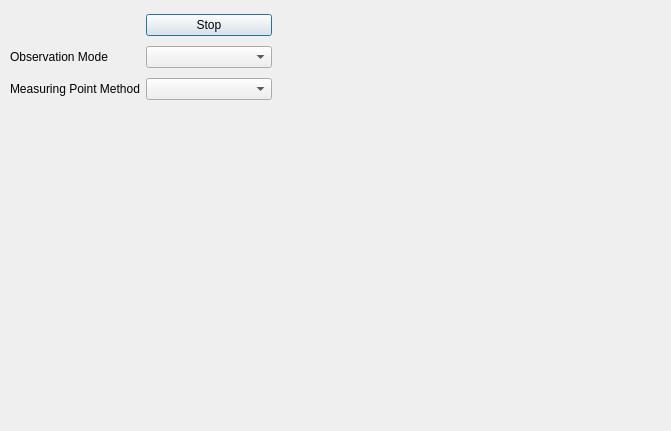
Before: the Qt Designer form iqplot.ui in stahir/updatedvb, drawn with Qt 5.
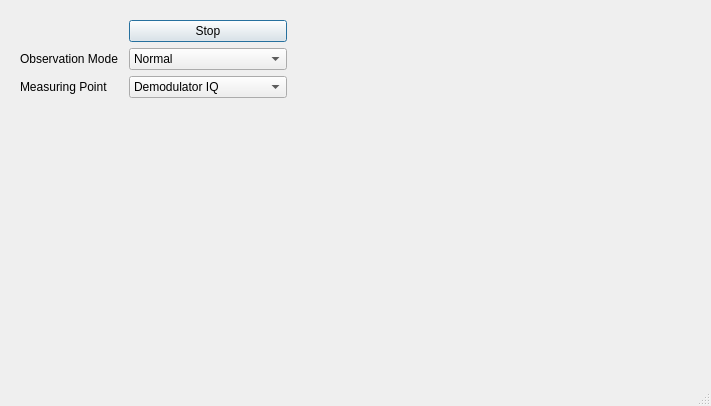
After: the same form once the commit is applied. Custom widgets are drawn as their Qt base class.

Commit message: implement new spectrumscan and iqplot methods, mainwindow, tuning, and iqplot windows are resizable now

Patch:
```diff
--- a/iqplot.ui
+++ b/iqplot.ui
@@ -6,57 +6,40 @@
    <rect>
     <x>0</x>
     <y>0</y>
-    <width>671</width>
-    <height>431</height>
+    <width>711</width>
+    <height>404</height>
    </rect>
   </property>
   <property name="windowTitle">
    <string>Dialog</string>
   </property>
-  <widget class="QwtPlot" name="qwtPlot">
-   <property name="geometry">
-    <rect>
-     <x>280</x>
-     <y>10</y>
-     <width>384</width>
-     <height>384</height>
-    </rect>
-   </property>
+  <property name="sizeGripEnabled">
+   <bool>true</bool>
+  </property>
+  <layout class="QGridLayout" name="gridLayout_2">
+   <item row="0" column="0">
+    <layout class="QHBoxLayout" name="horizontalLayout">
+     <item>
+      <widget class="QWidget" name="gridWidget" native="true">
    <property name="sizePolicy">
-    <sizepolicy hsizetype="Fixed" vsizetype="Fixed">
+        <sizepolicy hsizetype="Fixed" vsizetype="Preferred">
      <horstretch>0</horstretch>
      <verstretch>0</verstretch>
     </sizepolicy>
    </property>
    <property name="minimumSize">
     <size>
-     <width>256</width>
-     <height>256</height>
-    </size>
-   </property>
-   <property name="baseSize">
+         <width>285</width>
+         <height>0</height>
+        </size>
+       </property>
+       <property name="maximumSize">
     <size>
-     <width>100</width>
-     <height>100</height>
-    </size>
-   </property>
-  </widget>
-  <widget class="QWidget" name="gridLayoutWidget">
-   <property name="geometry">
-    <rect>
-     <x>10</x>
-     <y>10</y>
-     <width>262</width>
-     <height>95</height>
-    </rect>
+         <width>285</width>
+         <height>16777215</height>
+        </size>
    </property>
    <layout class="QGridLayout" name="gridLayout">
-    <item row="1" column="1">
-     <widget class="QComboBox" name="comboBox_mode"/>
-    </item>
-    <item row="2" column="1">
-     <widget class="QComboBox" name="comboBox_method"/>
-    </item>
     <item row="0" column="1">
      <widget class="QPushButton" name="pushButton_onoff">
       <property name="text">
@@ -64,10 +47,59 @@
       </property>
      </widget>
     </item>
+        <item row="2" column="1">
+         <widget class="QComboBox" name="comboBox_point">
+          <item>
+           <property name="text">
+            <string>Demodulator IQ</string>
+           </property>
+          </item>
+          <item>
+           <property name="text">
+            <string>Equaliser</string>
+           </property>
+          </item>
+          <item>
+           <property name="text">
+            <string>Derotator 2</string>
+           </property>
+          </item>
+          <item>
+           <property name="text">
+            <string>Symbols+Inter Symbols</string>
+           </property>
+          </item>
+          <item>
+           <property name="text">
+            <string>Symbols</string>
+           </property>
+          </item>
+          <item>
+           <property name="text">
+            <string>Inter Symbols</string>
+           </property>
+          </item>
+          <item>
+           <property name="text">
+            <string>Derotator 1</string>
+           </property>
+          </item>
+          <item>
+           <property name="text">
+            <string>IQ Mismatches</string>
+           </property>
+          </item>
+          <item>
+           <property name="text">
+            <string>Demodulation Input</string>
+           </property>
+          </item>
+         </widget>
+        </item>
     <item row="2" column="0">
      <widget class="QLabel" name="label_2">
       <property name="text">
-       <string>Measuring Point Method</string>
+           <string>Measuring Point</string>
       </property>
      </widget>
     </item>
@@ -78,12 +110,71 @@
       </property>
      </widget>
     </item>
-   </layout>
-  </widget>
-  <zorder>qwtPlot</zorder>
-  <zorder>gridLayoutWidget</zorder>
-  <zorder>label</zorder>
-  <zorder>label_2</zorder>
+        <item row="1" column="1">
+         <widget class="QComboBox" name="comboBox_mode">
+          <item>
+           <property name="text">
+            <string>Normal</string>
+           </property>
+          </item>
+          <item>
+           <property name="text">
+            <string>Inverse</string>
+           </property>
+          </item>
+          <item>
+           <property name="text">
+            <string>Superpose</string>
+           </property>
+          </item>
+          <item>
+           <property name="text">
+            <string>Staggered Superpose</string>
+           </property>
+          </item>
+         </widget>
+        </item>
+        <item row="3" column="0">
+         <spacer name="verticalSpacer">
+          <property name="orientation">
+           <enum>Qt::Vertical</enum>
+          </property>
+          <property name="sizeHint" stdset="0">
+           <size>
+            <width>20</width>
+            <height>40</height>
+           </size>
+          </property>
+         </spacer>
+        </item>
+       </layout>
+      </widget>
+     </item>
+     <item>
+      <widget class="QwtPlot" name="qwtPlot">
+       <property name="sizePolicy">
+        <sizepolicy hsizetype="Preferred" vsizetype="Preferred">
+         <horstretch>0</horstretch>
+         <verstretch>0</verstretch>
+        </sizepolicy>
+       </property>
+       <property name="minimumSize">
+        <size>
+         <width>384</width>
+         <height>384</height>
+        </size>
+       </property>
+       <property name="baseSize">
+        <size>
+         <width>100</width>
+         <height>100</height>
+        </size>
+       </property>
+      </widget>
+     </item>
+    </layout>
+   </item>
+  </layout>
  </widget>
  <customwidgets>
   <customwidget>
```
Lines whose indentation alone changed are shown as unchanged. The commit also changes 14 other files.
